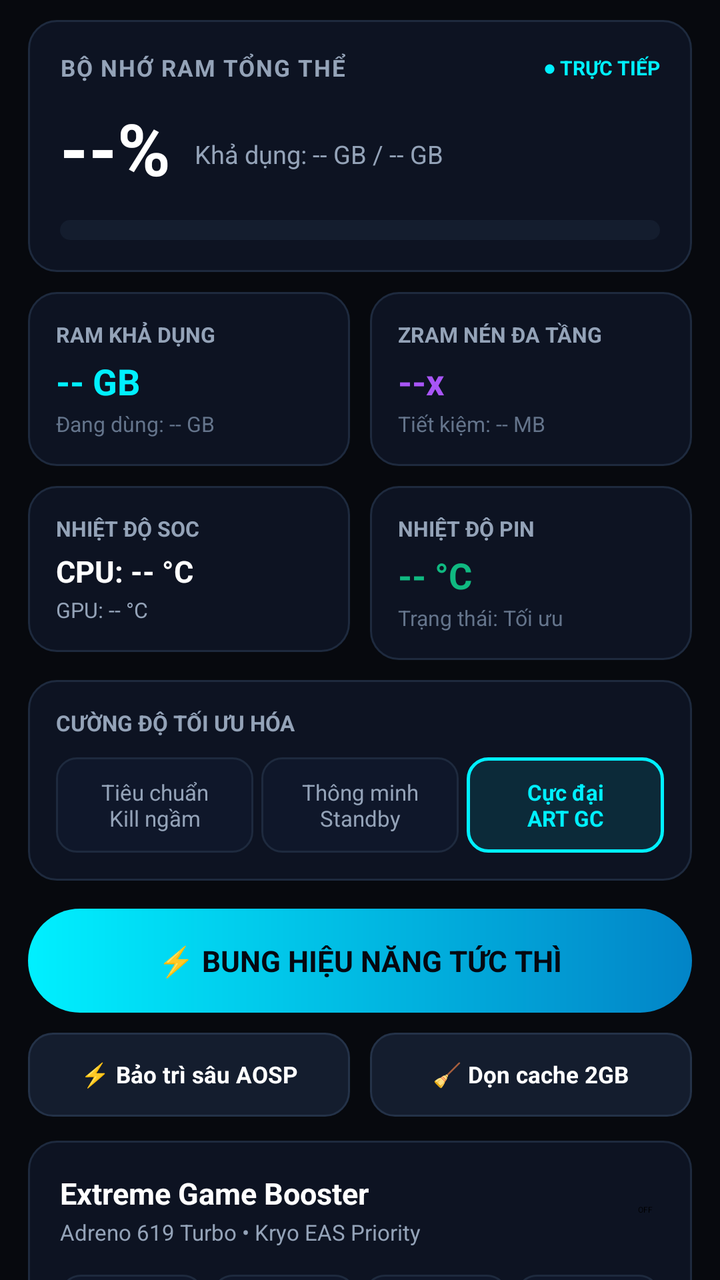
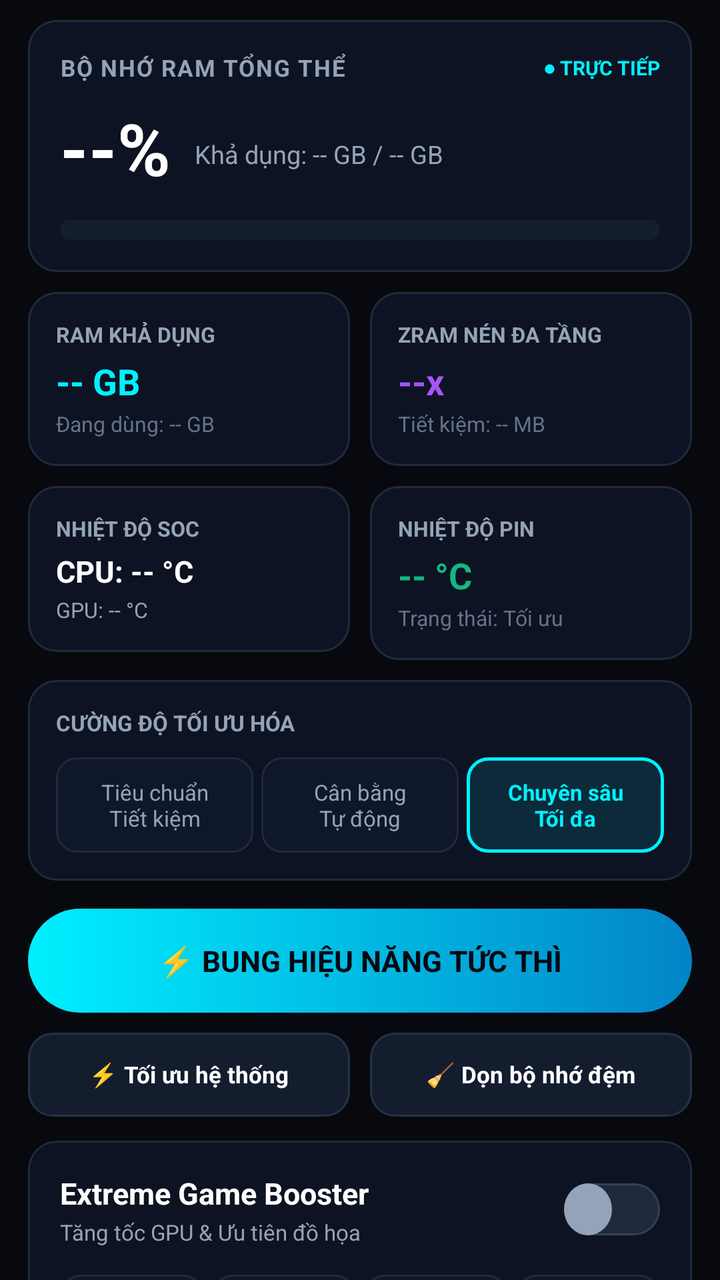

Screens rendered from an Android XML layout before and after an edit, with the pre-edit source and the edit as a unified diff.
<!-- AndroidManifest.xml: application theme AppTheme -->
<!-- res/layout/tab_dashboard.xml -->
<?xml version="1.0" encoding="utf-8"?>
<ScrollView xmlns:android="http://schemas.android.com/apk/res/android"
    android:id="@+id/scroll_tab_dashboard"
    android:layout_width="match_parent"
    android:layout_height="match_parent"
    android:fillViewport="true"
    android:overScrollMode="never"
    android:scrollbars="none">

    <LinearLayout
        android:layout_width="match_parent"
        android:layout_height="wrap_content"
        android:orientation="vertical"
        android:paddingStart="14dp"
        android:paddingEnd="14dp"
        android:paddingTop="10dp"
        android:paddingBottom="80dp">

        
        <LinearLayout
            android:layout_width="match_parent"
            android:layout_height="wrap_content"
            android:orientation="vertical"
            android:padding="16dp"
            android:background="@drawable/bg_card_bento">

            <LinearLayout
                android:layout_width="match_parent"
                android:layout_height="wrap_content"
                android:orientation="horizontal"
                android:gravity="center_vertical">

                <TextView
                    android:layout_width="0dp"
                    android:layout_height="wrap_content"
                    android:layout_weight="1"
                    android:text="BỘ NHỚ RAM TỔNG THỂ"
                    android:textColor="#94A3B8"
                    android:textSize="11.5sp"
                    android:textStyle="bold"
                    android:letterSpacing="0.05" />

                <TextView
                    android:id="@+id/tv_gauge_status"
                    android:layout_width="wrap_content"
                    android:layout_height="wrap_content"
                    android:text="● TRỰC TIẾP"
                    android:textColor="#00F0FF"
                    android:textSize="10sp"
                    android:textStyle="bold" />
            </LinearLayout>

            <LinearLayout
                android:layout_width="match_parent"
                android:layout_height="wrap_content"
                android:orientation="horizontal"
                android:gravity="bottom"
                android:layout_marginTop="8dp">

                <TextView
                    android:id="@+id/tv_ram_percent"
                    android:layout_width="wrap_content"
                    android:layout_height="wrap_content"
                    android:text="--%"
                    android:textColor="#FFFFFF"
                    android:textSize="36sp"
                    android:textStyle="bold" />

                <TextView
                    android:id="@+id/tv_ram_subtitle"
                    android:layout_width="wrap_content"
                    android:layout_height="wrap_content"
                    android:layout_marginStart="12dp"
                    android:layout_marginBottom="6dp"
                    android:text="Khả dụng: -- GB / -- GB"
                    android:textColor="#94A3B8"
                    android:textSize="12.5sp" />
            </LinearLayout>

            
            <ProgressBar
                android:id="@+id/progress_ram"
                style="?android:attr/progressBarStyleHorizontal"
                android:layout_width="match_parent"
                android:layout_height="10dp"
                android:layout_marginTop="12dp"
                android:max="100"
                android:progress="0"
                android:progressDrawable="@drawable/bg_progress_ram" />
        </LinearLayout>

        
        <LinearLayout
            android:layout_width="match_parent"
            android:layout_height="wrap_content"
            android:orientation="horizontal"
            android:layout_marginTop="10dp">

            
            <LinearLayout
                android:layout_width="0dp"
                android:layout_height="wrap_content"
                android:layout_weight="1"
                android:orientation="vertical"
                android:padding="14dp"
                android:layout_marginEnd="5dp"
                android:background="@drawable/bg_card_bento">

                <TextView
                    android:layout_width="wrap_content"
                    android:layout_height="wrap_content"
                    android:text="RAM KHẢ DỤNG"
                    android:textColor="#94A3B8"
                    android:textSize="10.5sp"
                    android:textStyle="bold" />

                <TextView
                    android:id="@+id/tv_avail_ram"
                    android:layout_width="wrap_content"
                    android:layout_height="wrap_content"
                    android:text="-- GB"
                    android:textColor="#00F0FF"
                    android:textSize="18sp"
                    android:textStyle="bold"
                    android:layout_marginTop="4dp" />

                <TextView
                    android:id="@+id/tv_used_ram"
                    android:layout_width="wrap_content"
                    android:layout_height="wrap_content"
                    android:text="Đang dùng: -- GB"
                    android:textColor="#64748B"
                    android:textSize="10.5sp"
                    android:layout_marginTop="2dp" />
            </LinearLayout>

            
            <LinearLayout
                android:layout_width="0dp"
                android:layout_height="wrap_content"
                android:layout_weight="1"
                android:orientation="vertical"
                android:padding="14dp"
                android:layout_marginStart="5dp"
                android:background="@drawable/bg_card_bento">

                <TextView
                    android:layout_width="wrap_content"
                    android:layout_height="wrap_content"
                    android:text="ZRAM NÉN ĐA TẦNG"
                    android:textColor="#94A3B8"
                    android:textSize="10.5sp"
                    android:textStyle="bold" />

                <TextView
                    android:id="@+id/tv_zram_ratio"
                    android:layout_width="wrap_content"
                    android:layout_height="wrap_content"
                    android:text="--x"
                    android:textColor="#A855F7"
                    android:textSize="18sp"
                    android:textStyle="bold"
                    android:layout_marginTop="4dp" />

                <TextView
                    android:id="@+id/tv_zram_saved"
                    android:layout_width="wrap_content"
                    android:layout_height="wrap_content"
                    android:text="Tiết kiệm: -- MB"
                    android:textColor="#64748B"
                    android:textSize="10.5sp"
                    android:layout_marginTop="2dp" />
            </LinearLayout>
        </LinearLayout>

        
        <LinearLayout
            android:layout_width="match_parent"
            android:layout_height="wrap_content"
            android:orientation="horizontal"
            android:layout_marginTop="10dp">

            
            <LinearLayout
                android:layout_width="0dp"
                android:layout_height="wrap_content"
                android:layout_weight="1"
                android:orientation="vertical"
                android:padding="14dp"
                android:layout_marginEnd="5dp"
                android:background="@drawable/bg_card_bento">

                <TextView
                    android:layout_width="wrap_content"
                    android:layout_height="wrap_content"
                    android:text="NHIỆT ĐỘ SOC"
                    android:textColor="#94A3B8"
                    android:textSize="10.5sp"
                    android:textStyle="bold" />

                <TextView
                    android:id="@+id/tv_cpu_temp"
                    android:layout_width="wrap_content"
                    android:layout_height="wrap_content"
                    android:text="CPU: -- °C"
                    android:textColor="#FFFFFF"
                    android:textSize="15sp"
                    android:textStyle="bold"
                    android:layout_marginTop="4dp" />

                <TextView
                    android:id="@+id/tv_gpu_temp"
                    android:layout_width="wrap_content"
                    android:layout_height="wrap_content"
                    android:text="GPU: -- °C"
                    android:textColor="#94A3B8"
                    android:textSize="10.5sp"
                    android:layout_marginTop="2dp" />
            </LinearLayout>

            
            <LinearLayout
                android:layout_width="0dp"
                android:layout_height="wrap_content"
                android:layout_weight="1"
                android:orientation="vertical"
                android:padding="14dp"
                android:layout_marginStart="5dp"
                android:background="@drawable/bg_card_bento">

                <TextView
                    android:layout_width="wrap_content"
                    android:layout_height="wrap_content"
                    android:text="NHIỆT ĐỘ PIN"
                    android:textColor="#94A3B8"
                    android:textSize="10.5sp"
                    android:textStyle="bold" />

                <TextView
                    android:id="@+id/tv_battery_temp"
                    android:layout_width="wrap_content"
                    android:layout_height="wrap_content"
                    android:text="-- °C"
                    android:textColor="#10B981"
                    android:textSize="18sp"
                    android:textStyle="bold"
                    android:layout_marginTop="4dp" />

                <TextView
                    android:id="@+id/tv_thermal_status"
                    android:layout_width="wrap_content"
                    android:layout_height="wrap_content"
                    android:text="Trạng thái: Tối ưu"
                    android:textColor="#64748B"
                    android:textSize="10.5sp"
                    android:layout_marginTop="2dp" />
            </LinearLayout>
        </LinearLayout>

        
        <LinearLayout
            android:layout_width="match_parent"
            android:layout_height="wrap_content"
            android:orientation="vertical"
            android:padding="14dp"
            android:layout_marginTop="10dp"
            android:background="@drawable/bg_card_bento">

            <TextView
                android:layout_width="wrap_content"
                android:layout_height="wrap_content"
                android:text="CƯỜNG ĐỘ TỐI ƯU HÓA"
                android:textColor="#94A3B8"
                android:textSize="11sp"
                android:textStyle="bold" />

            <LinearLayout
                android:layout_width="match_parent"
                android:layout_height="wrap_content"
                android:orientation="horizontal"
                android:layout_marginTop="10dp">

                <TextView
                    android:id="@+id/pill_tier_1"
                    android:layout_width="0dp"
                    android:layout_height="wrap_content"
                    android:layout_weight="1"
                    android:gravity="center"
                    android:paddingTop="10dp"
                    android:paddingBottom="10dp"
                    android:layout_marginEnd="4dp"
                    android:background="@drawable/bg_chip_pill"
                    android:text="Tiêu chuẩn\nKill ngầm"
                    android:textColor="#94A3B8"
                    android:textSize="11sp" />

                <TextView
                    android:id="@+id/pill_tier_2"
                    android:layout_width="0dp"
                    android:layout_height="wrap_content"
                    android:layout_weight="1"
                    android:gravity="center"
                    android:paddingTop="10dp"
                    android:paddingBottom="10dp"
                    android:layout_marginEnd="4dp"
                    android:background="@drawable/bg_chip_pill"
                    android:text="Thông minh\nStandby"
                    android:textColor="#94A3B8"
                    android:textSize="11sp" />

                <TextView
                    android:id="@+id/pill_tier_3"
                    android:layout_width="0dp"
                    android:layout_height="wrap_content"
                    android:layout_weight="1"
                    android:gravity="center"
                    android:paddingTop="10dp"
                    android:paddingBottom="10dp"
                    android:background="@drawable/bg_chip_pill_active"
                    android:text="Cực đại\nART GC"
                    android:textColor="#00F0FF"
                    android:textSize="11sp"
                    android:textStyle="bold" />
            </LinearLayout>
        </LinearLayout>

        
        <Button
            android:id="@+id/btn_super_boost"
            android:layout_width="match_parent"
            android:layout_height="52dp"
            android:layout_marginTop="14dp"
            android:background="@drawable/bg_btn_boost"
            android:text="⚡ BUNG HIỆU NĂNG TỨC THÌ"
            android:textColor="#050811"
            android:textSize="14.5sp"
            android:textStyle="bold" />

        
        <LinearLayout
            android:layout_width="match_parent"
            android:layout_height="wrap_content"
            android:orientation="horizontal"
            android:layout_marginTop="10dp">

            <Button
                android:id="@+id/btn_aosp_idle_maint"
                android:layout_width="0dp"
                android:layout_height="42dp"
                android:layout_weight="1"
                android:layout_marginEnd="5dp"
                android:background="@drawable/bg_btn_secondary"
                android:text="⚡ Bảo trì sâu AOSP"
                android:textColor="#FFFFFF"
                android:textSize="11.5sp"
                android:textStyle="bold" />

            <Button
                android:id="@+id/btn_aosp_trim_caches"
                android:layout_width="0dp"
                android:layout_height="42dp"
                android:layout_weight="1"
                android:layout_marginStart="5dp"
                android:background="@drawable/bg_btn_secondary"
                android:text="🧹 Dọn cache 2GB"
                android:textColor="#FFFFFF"
                android:textSize="11.5sp"
                android:textStyle="bold" />
        </LinearLayout>

        
        <LinearLayout
            android:layout_width="match_parent"
            android:layout_height="wrap_content"
            android:orientation="vertical"
            android:padding="16dp"
            android:layout_marginTop="12dp"
            android:background="@drawable/bg_card_bento">

            <LinearLayout
                android:layout_width="match_parent"
                android:layout_height="wrap_content"
                android:orientation="horizontal"
                android:gravity="center_vertical">

                <LinearLayout
                    android:layout_width="0dp"
                    android:layout_height="wrap_content"
                    android:layout_weight="1"
                    android:orientation="vertical">

                    <TextView
                        android:layout_width="wrap_content"
                        android:layout_height="wrap_content"
                        android:text="Extreme Game Booster"
                        android:textColor="#FFFFFF"
                        android:textSize="15sp"
                        android:textStyle="bold" />

                    <TextView
                        android:layout_width="wrap_content"
                        android:layout_height="wrap_content"
                        android:text="Adreno 619 Turbo • Kryo EAS Priority"
                        android:textColor="#94A3B8"
                        android:textSize="11sp"
                        android:layout_marginTop="2dp" />
                </LinearLayout>

                <Switch
                    android:id="@+id/switch_game_booster"
                    android:layout_width="wrap_content"
                    android:layout_height="wrap_content" />
            </LinearLayout>

            
            <LinearLayout
                android:layout_width="match_parent"
                android:layout_height="wrap_content"
                android:orientation="horizontal"
                android:layout_marginTop="14dp">

                <LinearLayout
                    android:layout_width="0dp"
                    android:layout_height="wrap_content"
                    android:layout_weight="1"
                    android:orientation="vertical"
                    android:gravity="center"
                    android:padding="8dp"
                    android:background="@drawable/bg_chip_pill">
                    <TextView
                        android:layout_width="wrap_content"
                        android:layout_height="wrap_content"
                        android:text="GPU XUNG"
                        android:textColor="#64748B"
                        android:textSize="9.5sp"
                        android:textStyle="bold" />
                    <TextView
                        android:id="@+id/tv_booster_gpu_clk"
                        android:layout_width="wrap_content"
                        android:layout_height="wrap_content"
                        android:text="-- MHz"
                        android:textColor="#00F0FF"
                        android:textSize="12sp"
                        android:textStyle="bold"
                        android:layout_marginTop="2dp" />
                </LinearLayout>

                <LinearLayout
                    android:layout_width="0dp"
                    android:layout_height="wrap_content"
                    android:layout_weight="1"
                    android:orientation="vertical"
                    android:gravity="center"
                    android:padding="8dp"
                    android:layout_marginStart="4dp"
                    android:background="@drawable/bg_chip_pill">
                    <TextView
                        android:layout_width="wrap_content"
                        android:layout_height="wrap_content"
                        android:text="GPU TẢI"
                        android:textColor="#64748B"
                        android:textSize="9.5sp"
                        android:textStyle="bold" />
                    <TextView
                        android:id="@+id/tv_booster_gpu_load"
                        android:layout_width="wrap_content"
                        android:layout_height="wrap_content"
                        android:text="-- %"
                        android:textColor="#00F0FF"
                        android:textSize="12sp"
                        android:textStyle="bold"
                        android:layout_marginTop="2dp" />
                </LinearLayout>

                <LinearLayout
                    android:layout_width="0dp"
                    android:layout_height="wrap_content"
                    android:layout_weight="1"
                    android:orientation="vertical"
                    android:gravity="center"
                    android:padding="8dp"
                    android:layout_marginStart="4dp"
                    android:background="@drawable/bg_chip_pill">
                    <TextView
                        android:layout_width="wrap_content"
                        android:layout_height="wrap_content"
                        android:text="GPU NHIỆT"
                        android:textColor="#64748B"
                        android:textSize="9.5sp"
                        android:textStyle="bold" />
                    <TextView
                        android:id="@+id/tv_booster_gpu_temp"
                        android:layout_width="wrap_content"
                        android:layout_height="wrap_content"
                        android:text="-- °C"
                        android:textColor="#00F0FF"
                        android:textSize="12sp"
                        android:textStyle="bold"
                        android:layout_marginTop="2dp" />
                </LinearLayout>

                <LinearLayout
                    android:layout_width="0dp"
                    android:layout_height="wrap_content"
                    android:layout_weight="1"
                    android:orientation="vertical"
                    android:gravity="center"
                    android:padding="8dp"
                    android:layout_marginStart="4dp"
                    android:background="@drawable/bg_chip_pill">
                    <TextView
                        android:layout_width="wrap_content"
                        android:layout_height="wrap_content"
                        android:text="CPU BIG"
                        android:textColor="#64748B"
                        android:textSize="9.5sp"
                        android:textStyle="bold" />
                    <TextView
                        android:id="@+id/tv_booster_cpu_big"
                        android:layout_width="wrap_content"
                        android:layout_height="wrap_content"
                        android:text="-- GHz"
                        android:textColor="#00F0FF"
                        android:textSize="12sp"
                        android:textStyle="bold"
                        android:layout_marginTop="2dp" />
                </LinearLayout>
            </LinearLayout>

            
            <LinearLayout
                android:layout_width="match_parent"
                android:layout_height="wrap_content"
                android:orientation="horizontal"
                android:layout_marginTop="12dp">

                <EditText
                    android:id="@+id/et_target_game_pkg"
                    android:layout_width="0dp"
                    android:layout_height="38dp"
                    android:layout_weight="1"
                    android:background="@drawable/bg_chip_pill"
                    android:hint="Gói game (vd: com.dts.freefireth)..."
                    android:textColorHint="#475569"
                    android:textColor="#FFFFFF"
                    android:textSize="11.5sp"
                    android:paddingStart="10dp"
                    android:paddingEnd="10dp"
                    android:singleLine="true" />

                <Button
                    android:id="@+id/btn_trigger_aot"
                    android:layout_width="wrap_content"
                    android:layout_height="38dp"
                    android:layout_marginStart="6dp"
                    android:background="@drawable/bg_btn_secondary"
                    android:text="AOT SPEED"
                    android:textColor="#00F0FF"
                    android:textSize="11sp"
                    android:textStyle="bold"
                    android:paddingStart="12dp"
                    android:paddingEnd="12dp" />
            </LinearLayout>

            
            <TextView
                android:id="@+id/tv_emergency_rollback"
                android:layout_width="wrap_content"
                android:layout_height="wrap_content"
                android:layout_gravity="center_horizontal"
                android:layout_marginTop="12dp"
                android:text="↺ Khôi phục mặc định OEM (Emergency Rollback)"
                android:textColor="#64748B"
                android:textSize="11sp"
                android:padding="6dp" />
        </LinearLayout>

    </LinearLayout>
</ScrollView>
<!-- resources referenced by this layout -->
<resources>
  <!-- drawable bg_btn_secondary (drawable) -->
  <?xml version="1.0" encoding="utf-8"?>
  <ripple xmlns:android="http://schemas.android.com/apk/res/android"
      android:color="#2000F0FF">
      <item>
          <shape android:shape="rectangle">
              <solid android:color="#141D2E" />
              <corners android:radius="12dp" />
              <stroke android:width="1dp" android:color="#243248" />
          </shape>
      </item>
  </ripple>
  <!-- drawable bg_card_bento (drawable) -->
  <?xml version="1.0" encoding="utf-8"?>
  <shape xmlns:android="http://schemas.android.com/apk/res/android"
      android:shape="rectangle">
      <solid android:color="#0D1322" />
      <corners android:radius="14dp" />
      <stroke android:width="1dp" android:color="#1E2A3E" />
  </shape>
  <!-- drawable bg_chip_pill (drawable) -->
  <?xml version="1.0" encoding="utf-8"?>
  <shape xmlns:android="http://schemas.android.com/apk/res/android"
      android:shape="rectangle">
      <solid android:color="#0F172A" />
      <corners android:radius="10dp" />
      <stroke android:width="1dp" android:color="#1E2A3E" />
  </shape>
  <!-- drawable bg_chip_pill_active (drawable) -->
  <?xml version="1.0" encoding="utf-8"?>
  <shape xmlns:android="http://schemas.android.com/apk/res/android"
      android:shape="rectangle">
      <solid android:color="#1A00F0FF" />
      <corners android:radius="10dp" />
      <stroke android:width="1.5dp" android:color="#00F0FF" />
  </shape>
  <style name="AppTheme" parent="@android:style/Theme.NoTitleBar">
          <item name="android:windowBackground">@color/background</item>
          <item name="android:statusBarColor">#07090E</item>
          <item name="android:navigationBarColor">#07090E</item>
      </style>
  <color name="background">#07090E</color>
  <!-- unchanged entries left out for length: 2 -->
</resources>

<!-- the commit's change to res/layout/tab_dashboard.xml (unified diff, before → after) -->
@@ -290,7 +290,7 @@
                     android:paddingBottom="10dp"
                     android:layout_marginEnd="4dp"
                     android:background="@drawable/bg_chip_pill"
-                    android:text="Tiêu chuẩn\nKill ngầm"
+                    android:text="Tiêu chuẩn\nTiết kiệm"
                     android:textColor="#94A3B8"
                     android:textSize="11sp" />
 
@@ -304,7 +304,7 @@
                     android:paddingBottom="10dp"
                     android:layout_marginEnd="4dp"
                     android:background="@drawable/bg_chip_pill"
-                    android:text="Thông minh\nStandby"
+                    android:text="Cân bằng\nTự động"
                     android:textColor="#94A3B8"
                     android:textSize="11sp" />
 
@@ -317,7 +317,7 @@
                     android:paddingTop="10dp"
                     android:paddingBottom="10dp"
                     android:background="@drawable/bg_chip_pill_active"
-                    android:text="Cực đại\nART GC"
+                    android:text="Chuyên sâu\nTối đa"
                     android:textColor="#00F0FF"
                     android:textSize="11sp"
                     android:textStyle="bold" />
@@ -350,7 +350,7 @@
                 android:layout_weight="1"
                 android:layout_marginEnd="5dp"
                 android:background="@drawable/bg_btn_secondary"
-                android:text="⚡ Bảo trì sâu AOSP"
+                android:text="⚡ Tối ưu hệ thống"
                 android:textColor="#FFFFFF"
                 android:textSize="11.5sp"
                 android:textStyle="bold" />
@@ -362,7 +362,7 @@
                 android:layout_weight="1"
                 android:layout_marginStart="5dp"
                 android:background="@drawable/bg_btn_secondary"
-                android:text="🧹 Dọn cache 2GB"
+                android:text="🧹 Dọn bộ nhớ đệm"
                 android:textColor="#FFFFFF"
                 android:textSize="11.5sp"
                 android:textStyle="bold" />
@@ -400,7 +400,7 @@
                     <TextView
                         android:layout_width="wrap_content"
                         android:layout_height="wrap_content"
-                        android:text="Adreno 619 Turbo • Kryo EAS Priority"
+                        android:text="Tăng tốc GPU &amp; Ưu tiên đồ họa"
                         android:textColor="#94A3B8"
                         android:textSize="11sp"
                         android:layout_marginTop="2dp" />
@@ -408,8 +408,17 @@
 
                 <Switch
                     android:id="@+id/switch_game_booster"
-                    android:layout_width="wrap_content"
-                    android:layout_height="wrap_content" />
+                    style="@style/ShadcnSwitch"
+                    android:layout_width="wrap_content"
+                    android:layout_height="wrap_content"
+                    android:showText="false"
+                    android:textOn=""
+                    android:textOff=""
+                    android:switchMinWidth="48dp"
+                    android:thumbTextPadding="0dp"
+                    android:splitTrack="false"
+                    android:track="@drawable/switch_track"
+                    android:thumb="@drawable/switch_thumb" />
             </LinearLayout>
 
             
@@ -554,7 +563,7 @@
                     android:layout_height="38dp"
                     android:layout_marginStart="6dp"
                     android:background="@drawable/bg_btn_secondary"
-                    android:text="AOT SPEED"
+                    android:text="TĂNG TỐC"
                     android:textColor="#00F0FF"
                     android:textSize="11sp"
                     android:textStyle="bold"
@@ -569,7 +578,7 @@
                 android:layout_height="wrap_content"
                 android:layout_gravity="center_horizontal"
                 android:layout_marginTop="12dp"
-                android:text="↺ Khôi phục mặc định OEM (Emergency Rollback)"
+                android:text="↺ Khôi phục cài đặt mặc định"
                 android:textColor="#64748B"
                 android:textSize="11sp"
                 android:padding="6dp" />
<!-- resource entries referenced after the edit -->
@@ -36,6 +36,52 @@
       <corners android:radius="10dp" />
       <stroke android:width="1.5dp" android:color="#00F0FF" />
   </shape>
+  <!-- drawable switch_thumb (drawable) -->
+  <?xml version="1.0" encoding="utf-8"?>
+  <selector xmlns:android="http://schemas.android.com/apk/res/android">
+      <item android:state_checked="true">
+          <shape android:shape="oval">
+              <solid android:color="#050811" />
+              <stroke android:width="2dp" android:color="#FFFFFF" />
+              <size android:width="24dp" android:height="24dp" />
+          </shape>
+      </item>
+      <item>
+          <shape android:shape="oval">
+              <solid android:color="#94A3B8" />
+              <size android:width="24dp" android:height="24dp" />
+          </shape>
+      </item>
+  </selector>
+  <!-- drawable switch_track (drawable) -->
+  <?xml version="1.0" encoding="utf-8"?>
+  <selector xmlns:android="http://schemas.android.com/apk/res/android">
+      <item android:state_checked="true">
+          <shape android:shape="rectangle">
+              <solid android:color="#00F0FF" />
+              <corners android:radius="13dp" />
+              <size android:width="48dp" android:height="26dp" />
+          </shape>
+      </item>
+      <item>
+          <shape android:shape="rectangle">
+              <solid android:color="#1E293B" />
+              <stroke android:width="1dp" android:color="#334155" />
+              <corners android:radius="13dp" />
+              <size android:width="48dp" android:height="26dp" />
+          </shape>
+      </item>
+  </selector>
+  <style name="ShadcnSwitch">
+          <item name="android:track">@drawable/switch_track</item>
+          <item name="android:thumb">@drawable/switch_thumb</item>
+          <item name="android:switchMinWidth">48dp</item>
+          <item name="android:thumbTextPadding">0dp</item>
+          <item name="android:showText">false</item>
+          <item name="android:textOn" />
+          <item name="android:textOff" />
+          <item name="android:splitTrack">false</item>
+      </style>
   <style name="AppTheme" parent="@android:style/Theme.NoTitleBar">
           <item name="android:windowBackground">@color/background</item>
           <item name="android:statusBarColor">#07090E</item>
